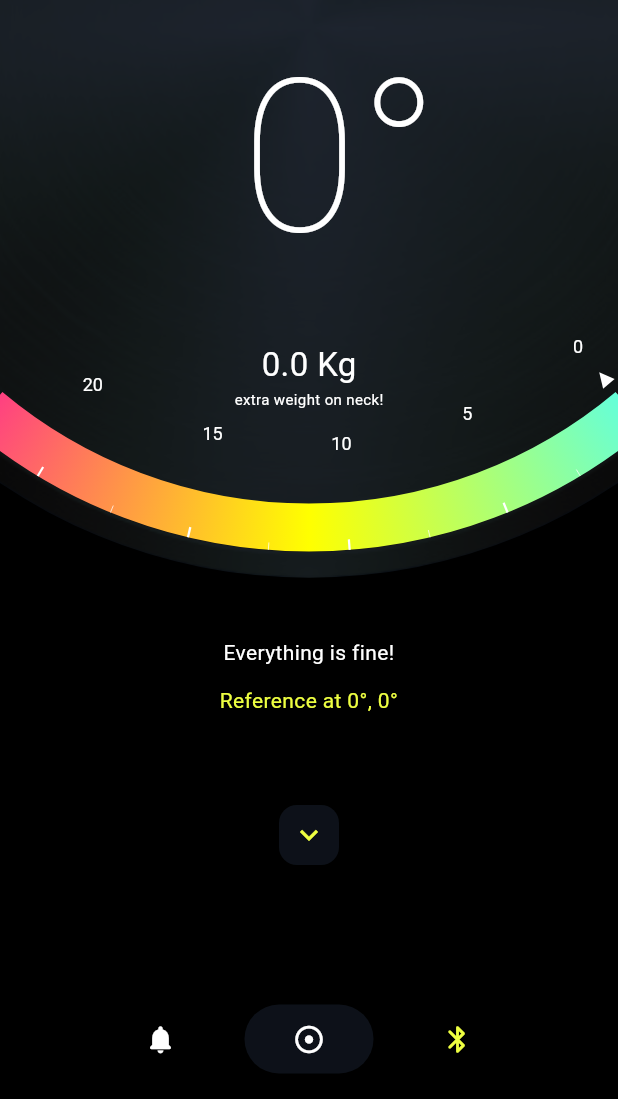
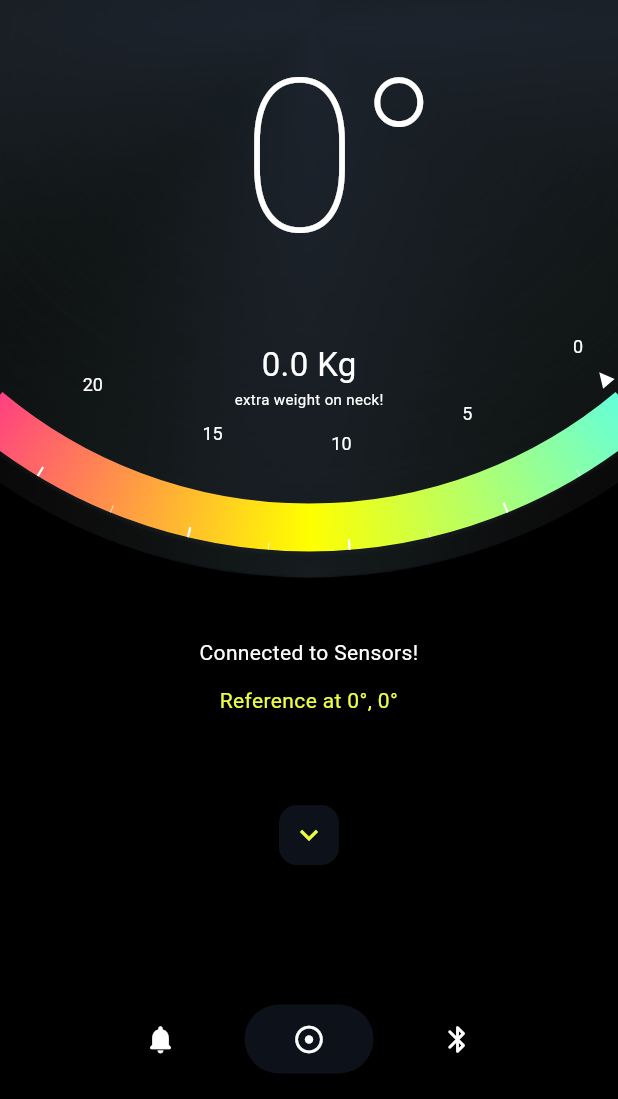
Before and after one commit to hayyaun/stabify, a Flutter app: the screen it shows after launch, after a tap on the "bluetooth" icon, on a phone screen of 412 x 824 dp, the part 137-1236 px from its top. Run offline on Flutter 3.47's test engine with Material 3 defaults, Android fonts, the phone set to English and light mode, and no system bars; drawn by our look-alikes of syncfusion_flutter_gauges; our stand-ins replace audioplayers, flutter_bluetooth_serial, permission_handler, rxdart, sensors_plus, syncfusion_flutter_charts.

Commit message:
switch devices easier

```diff
--- a/lib/main.dart
+++ b/lib/main.dart
@@ -73,7 +73,6 @@ class _MyHomePageState extends State<MyHomePage> {
   // config
   double threshold = defaultThreshold;
   int alertDelay = defaultAlertDelay;
-  String _message = '';
   // device
   final List<SensorDevice> _devices = [];
   SensorDevice _device = phoneSensors;
@@ -115,12 +114,13 @@ class _MyHomePageState extends State<MyHomePage> {
   void initState() {
     scanAndConnect();
     _scrollController.addListener(scrollListener);
+    connectToDevice(_device); // no await - default sensors
     super.initState();
   }
 
   @override
   void dispose() async {
-    await disconnectDevice();
+    await disconnectActiveDevice();
     _scrollController.removeListener(scrollListener);
     _scrollController.dispose();
     super.dispose();
@@ -190,7 +190,7 @@ class _MyHomePageState extends State<MyHomePage> {
     setState(() {});
     // look for bluetooth devices
     await scanDevices();
-    if (_devices.isNotEmpty) {
+    if (_devices.length > 1) {
       await connectToDevice(_devices[1]);
     }
     scanning = false;
@@ -220,36 +220,28 @@ class _MyHomePageState extends State<MyHomePage> {
           setState(() {});
         }
       }
-
-      if (_devices.isEmpty) {
-        _message = 'Device not found!';
-        setState(() {});
-      }
     } catch (err) {
       if (kDebugMode) print('>> scan: $err');
-      _message = "Can't scan bluetooth devices!";
       setState(() {});
     }
   }
 
-  Future<void> disconnectDevice() async {
+  Future<void> disconnectActiveDevice() async {
     // clear device data
     await _device.disconnect();
     setState(() {});
     if (kDebugMode) print(">> Disconnected.");
-    _message = 'Disconnected!';
     setState(() {});
   }
 
   Future<void> connectToDevice(SensorDevice device) async {
     try {
-      await disconnectDevice();
-      if (kDebugMode) print(">> Removing previous connection");
-
-      // Connect to HC-05
+      // Connect to device
+      if (device == _device) await disconnectActiveDevice();
       if (!await device.connect()) throw 'Cannot conenct';
+      if (kDebugMode) print(">> Removing previous device");
+      if (device != _device) await disconnectActiveDevice();
       _device = device; // set active device
-      _message = "Connected to ${device.name}";
       connectedAt = DateTime.now();
       setState(() {});
 
@@ -265,7 +257,6 @@ class _MyHomePageState extends State<MyHomePage> {
       if (kDebugMode) print(">> Ack sent!");
     } catch (err) {
       if (kDebugMode) print('>> connect: $err');
-      _message = 'Cannot connect, Try again!';
       setState(() {});
     }
   }
@@ -274,6 +265,16 @@ class _MyHomePageState extends State<MyHomePage> {
   Color get primary => Theme.of(context).colorScheme.primary;
   Color get secondary => Theme.of(context).colorScheme.secondary;
   Color get elevatedColor => secondary.withAlpha(25);
+
+  String get connectionStatus {
+    if (connected) {
+      return "Connected to ${_device.name}!";
+    } else if (scanning) {
+      return "Connecting to ${_device.name}...";
+    } else {
+      return "Disconnected from ${_device.name}!";
+    }
+  }
 
   @override
   Widget build(BuildContext context) {
@@ -305,10 +306,7 @@ class _MyHomePageState extends State<MyHomePage> {
 
                 // Messages
                 const SizedBox(height: 48),
-                Text(
-                  _message.isEmpty ? 'Everything is fine!' : _message,
-                  textAlign: TextAlign.center,
-                ),
+                Text(connectionStatus, textAlign: TextAlign.center),
                 Text(
                   _device.calibCountDown == 0
                       ? 'Reference at ${_device.calib.pitch.round()}°, ${_device.calib.roll.round()}°'
```
